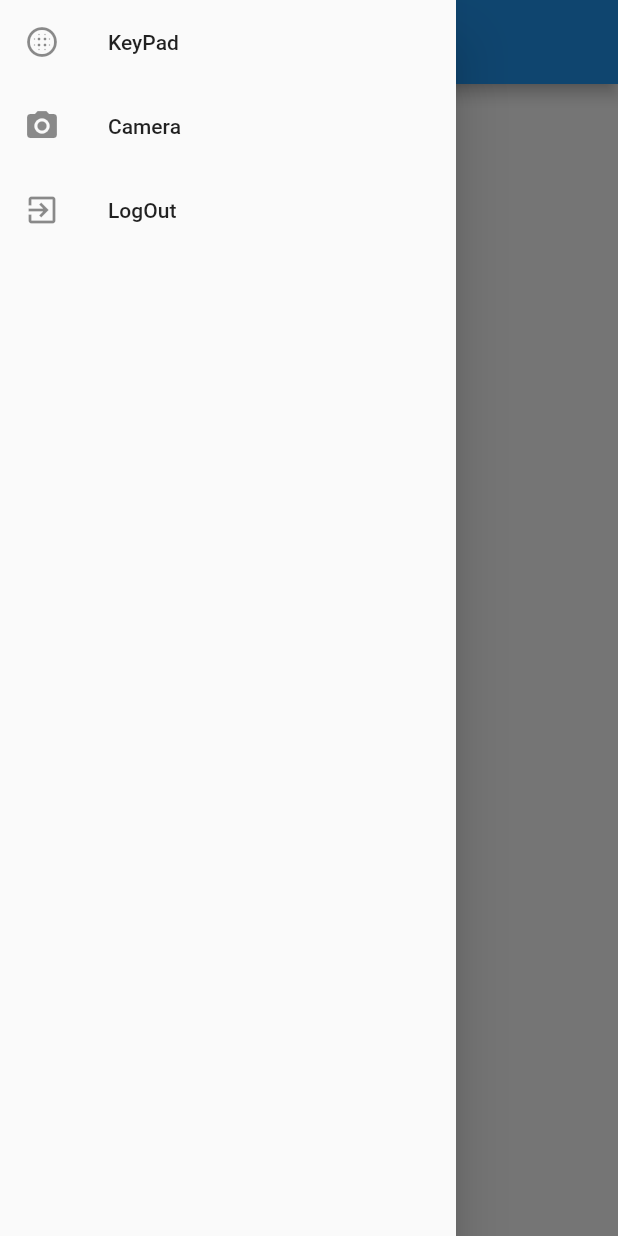
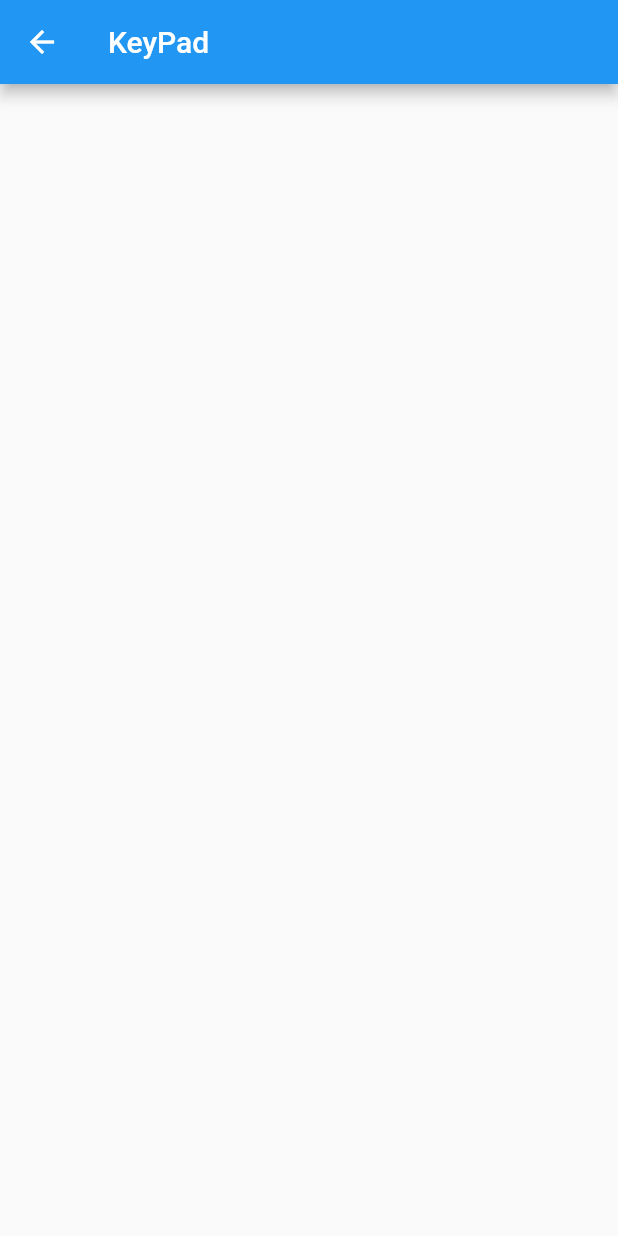
Before and after one commit to IrvinDelgado/smart-lock, a Flutter app: the screen it shows after launch, in the side drawer, after a tap on "KeyPad", on a phone screen of 412 x 824 dp. Run offline on Flutter 3.47's test engine with Material 2 defaults, Android fonts, the light colour scheme and no system bars; our stand-ins replace firebase_auth, firebase_core; accounts and stored records are empty.

Commit message:
screens added to nav

```diff
--- /dev/null
+++ b/lib/screens/keypad.dart
@@ -0,0 +1,17 @@
+import 'package:flutter/material.dart';
+
+class KeyPad extends StatefulWidget {
+  @override
+  _KeyPadState createState() => _KeyPadState();
+}
+
+class _KeyPadState extends State<KeyPad> {
+  @override
+  Widget build(BuildContext context) {
+    return Scaffold(
+      appBar: AppBar(
+        title: Text("KeyPad"),
+      ),
+    );
+  }
+}
--- a/lib/screens/widgets/nav.dart
+++ b/lib/screens/widgets/nav.dart
@@ -1,22 +1,35 @@
 import 'package:flutter/material.dart';
 import 'package:smart_lock/screens/auth/widgets/auth_apis.dart';
+import 'package:smart_lock/screens/camera.dart';
+import 'package:smart_lock/screens/keypad.dart';
 
 class NavDrawer extends StatelessWidget {
   @override
   Widget build(BuildContext context) {
-    return Drawer(
+    return Container(
+      width: 175,
+      child: Drawer(
         child: ListView(
           padding: EdgeInsets.zero,
           children: <Widget>[
+            Container(
+              height: 20,
+            ),
             ListTile(
               leading: Icon(Icons.blur_circular),
               title: Text('KeyPad'),
-            onTap: () => {},
+              onTap: () => {
+                Navigator.push(
+                    context, MaterialPageRoute(builder: (context) => KeyPad()))
+              },
             ),
             ListTile(
               leading: Icon(Icons.camera_alt),
               title: Text('Camera'),
-            onTap: () => {},
+              onTap: () => {
+                Navigator.push(
+                    context, MaterialPageRoute(builder: (context) => Camera()))
+              },
             ),
             ListTile(
               leading: Icon(Icons.exit_to_app),
@@ -27,6 +40,7 @@ class NavDrawer extends StatelessWidget {
             ),
           ],
         ),
+      ),
     );
   }
 }
```
Also changed, not shown: lib/screens/camera.dart (added, +17 -0 lines). Lines whose indentation alone changed are shown as unchanged.
